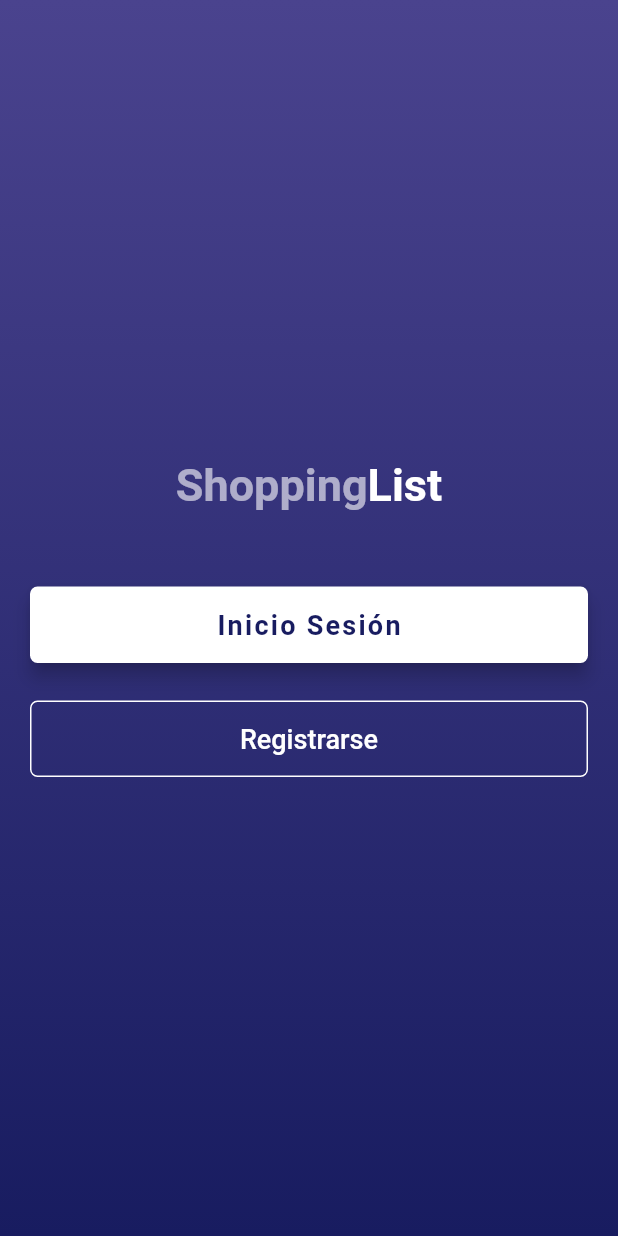
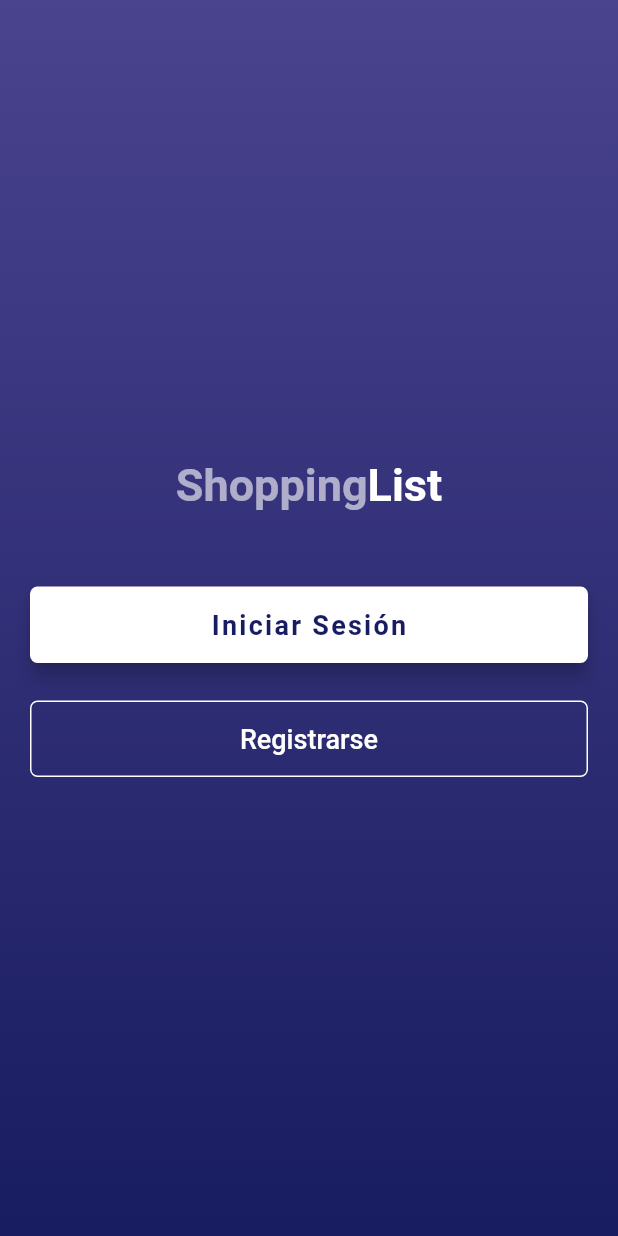
Before and after one commit to GiovanniSolano/Shopping_list---Flutter, a Flutter app: the screen it shows after launch, on a phone screen of 412 x 824 dp. Run offline on Flutter 3.47's test engine with Material 2 defaults, Android fonts, the light colour scheme and no system bars; our stand-ins replace flutter_custom_clippers, google_fonts, splashscreen; missing offline and left inert: flutter_auth_buttons.

Commit message:
Vista Inicio de sesión

```diff
--- a/lib/MainScreens/login/welcomeScreen.dart
+++ b/lib/MainScreens/login/welcomeScreen.dart
@@ -1,5 +1,7 @@
 import 'package:flutter/material.dart';
+import 'package:shopping_list/MainScreens/login/loginScreen.dart';
 import 'package:shopping_list/Utils/TextApp.dart';
+import 'package:shopping_list/Widgets/Components/Buttons/myLoginButton.dart';
 import 'package:shopping_list/Widgets/Design/DesignWidgets.dart';
 
 class WelcomeScreen extends StatefulWidget {
@@ -7,28 +9,29 @@ class WelcomeScreen extends StatefulWidget {
   _WelcomeScreenState createState() => _WelcomeScreenState();
 }
 
-Widget _loginButton(BuildContext context) {
-  // Restangulo clickable
-  return Container(
-    padding: EdgeInsets.only(top: 50.0, bottom: 25),
-    width: double.infinity,
-    child: RaisedButton(
-      elevation: 5.0,
-      onPressed: () => print('Botón iniciar sesión'),
-      padding: EdgeInsets.all(15.0),
-      shape: RoundedRectangleBorder(borderRadius: BorderRadius.circular(5.0)),
-      color: Colors.white,
-      child: Text(
-        TextApp.LOGIN,
-        style: TextStyle(
-            color: Theme.of(context).primaryColor,
-            letterSpacing: 1.5,
-            fontSize: 18.0,
-            fontWeight: FontWeight.bold),
-      ),
-    ),
-  );
-}
+// Widget _loginButton(BuildContext context) {
+//   // Restangulo clickable
+//   return Container(
+//     padding: EdgeInsets.only(top: 50.0, bottom: 25),
+//     width: double.infinity,
+//     child: RaisedButton(
+//       elevation: 5.0,
+//       onPressed: () => Navigator.push(
+//           context, MaterialPageRoute(builder: (context) => LoginScreen())),
+//       padding: EdgeInsets.all(15.0),
+//       shape: RoundedRectangleBorder(borderRadius: BorderRadius.circular(5.0)),
+//       color: Colors.white,
+//       child: Text(
+//         TextApp.LOGIN,
+//         style: TextStyle(
+//             color: Theme.of(context).primaryColor,
+//             letterSpacing: 1.5,
+//             fontSize: 18.0,
+//             fontWeight: FontWeight.bold),
+//       ),
+//     ),
+//   );
+// }
 
 Widget _signupButton(BuildContext context) {
   return Container(
@@ -67,7 +70,8 @@ class _WelcomeScreenState extends State<WelcomeScreen> {
               mainAxisAlignment: MainAxisAlignment.center,
               children: [
                 DesignWidgets.titleCustom(),
-                _loginButton(context),
+                MyLoginButton(TextApp.LOGIN, Theme.of(context).primaryColor,
+                    Colors.white, LoginScreen()),
                 _signupButton(context)
               ],
             ),
--- a/lib/Utils/TextApp.dart
+++ b/lib/Utils/TextApp.dart
@@ -1,5 +1,12 @@
 class TextApp {
   static final String LOADING = "Cargando...";
-  static final String LOGIN = "Inicio Sesión";
+  static final String LOGIN = "Iniciar Sesión";
   static final String SINGUP = "Registrarse";
+  static final String BACK = "Atrás";
+  static final String EMAIL_ID = "Email";
+  static final String PASSWORD = "Password";
+  static final String FORGOT_PASSWORD = "¿Has olvidado tu contraseña?";
+  static final String OR = "Ó";
+  static final String GOOGLE_SIGN = "Sign in with Google";
+  static final String DONT_HAVE_ACCOUNT = "¿No tienes una cuenta?";
 }
--- /dev/null
+++ b/lib/Widgets/Components/Buttons/myLoginButton.dart
@@ -0,0 +1,36 @@
+import 'package:flutter/material.dart';
+import 'package:shopping_list/Utils/TextApp.dart';
+
+class MyLoginButton extends StatelessWidget {
+  String _text;
+  Color _colorText;
+  Color _colorButtonBackground;
+  Widget _widgetToNavigate;
+
+  MyLoginButton(this._text, this._colorText, this._colorButtonBackground,
+      this._widgetToNavigate);
+
+  @override
+  Widget build(BuildContext context) {
+    return Container(
+      padding: EdgeInsets.only(top: 50.0, bottom: 25),
+      width: double.infinity,
+      child: RaisedButton(
+        elevation: 5.0,
+        onPressed: () => Navigator.push(context,
+            MaterialPageRoute(builder: (context) => _widgetToNavigate)),
+        padding: EdgeInsets.all(15.0),
+        shape: RoundedRectangleBorder(borderRadius: BorderRadius.circular(5.0)),
+        color: _colorButtonBackground,
+        child: Text(
+          _text,
+          style: TextStyle(
+              color: _colorText,
+              letterSpacing: 1.5,
+              fontSize: 18.0,
+              fontWeight: FontWeight.bold),
+        ),
+      ),
+    );
+  }
+}
--- a/pubspec.yaml
+++ b/pubspec.yaml
@@ -23,6 +23,8 @@ environment:
 dependencies:
   google_fonts: ^1.1.0
   splashscreen: ^1.2.0
+  flutter_custom_clippers: ^1.1.2
+  flutter_auth_buttons: ^0.10.0
   flutter:
     sdk: flutter
 
```
Also changed, not shown: lib/MainScreens/login/loginScreen.dart (added, +138 -0 lines), lib/MainScreens/login/signUp.dart (added, +13 -0 lines), lib/Widgets/Components/Buttons/myBackButton.dart (added, +29 -0 lines), lib/Widgets/Components/Containers/ContainerShape01.dart (added, +24 -0 lines), lib/Widgets/Components/Fields/myFieldForm.dart (added, +34 -0 lines), lib/Widgets/Design/DesignWidgets.dart (+16 -0 lines), pubspec.lock.
